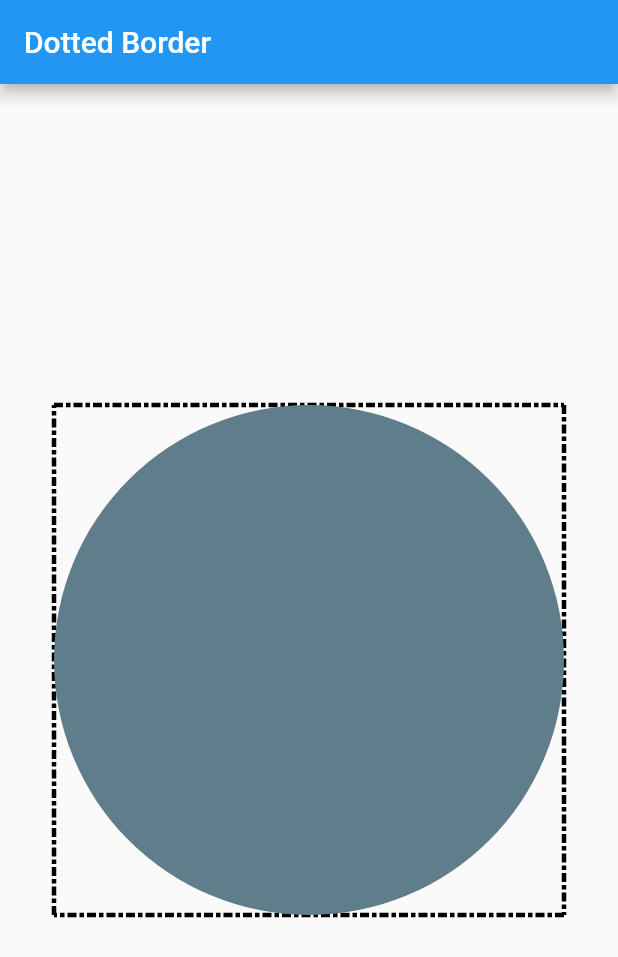
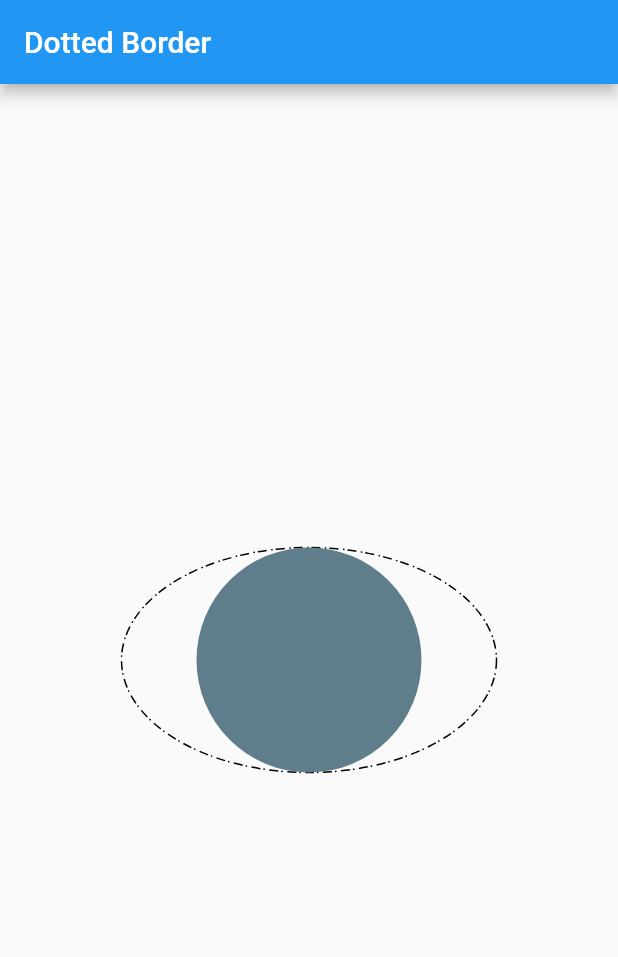
Before and after one commit to ajilo297/Flutter-Dotted-Border, a Flutter app: the screen it shows after launch, on a phone screen of 412 x 824 dp. Shown: the top 957 px of the screen. Run offline on Flutter 3.47's test engine with Material 2 defaults, Android fonts, the phone set to English and light mode, and no system bars; our stand-ins replace path_drawing.

Commit message:
Added Rect, RRect, Oval and Circle paths

```diff
--- a/example/lib/main.dart
+++ b/example/lib/main.dart
@@ -16,9 +16,11 @@ class MyApp extends StatelessWidget {
           child: Container(
             child: DottedBorder(
               color: Colors.black,
-              gapSpacing: [6, 2, 3, 2],
-              strokeWidth: 3,
-              padding: EdgeInsets.all(0),
+              dashPattern: [6, 3, 1, 2],
+              strokeWidth: 1,
+              borderType: BorderType.Oval,
+              radius: Radius.circular(40),
+              padding: EdgeInsets.all(8),
               child: AnimatedContainer(
                 duration: Duration(milliseconds: 400),
                 curve: Curves.easeInOut,
@@ -26,8 +28,8 @@ class MyApp extends StatelessWidget {
                   shape: CircleBorder(),
                   color: Colors.blueGrey,
                 ),
-                height: 340,
-                width: 340,
+                height: 150,
+                width: 250,
               ),
             ),
           ),
--- /dev/null
+++ b/lib/dash_painter.dart
@@ -0,0 +1,114 @@
+part of 'dotted_border.dart';
+
+class _DashPainter extends CustomPainter {
+  final double strokeWidth;
+  final List<double> dashPattern;
+  final Color color;
+  final BorderType borderType;
+  final Radius radius;
+
+  _DashPainter({
+    this.strokeWidth = 2,
+    this.dashPattern = const <double>[3, 1],
+    this.color = Colors.black,
+    this.borderType = BorderType.Rect,
+    this.radius = const Radius.circular(0),
+  });
+
+  @override
+  void paint(Canvas canvas, Size size) {
+    Paint paint = Paint()
+      ..strokeWidth = strokeWidth
+      ..color = color
+      ..style = PaintingStyle.stroke;
+
+    Path _path = _getPath(size);
+    canvas.drawPath(_path, paint);
+  }
+
+  Path _getPath(Size size) {
+    Path path;
+    switch (borderType) {
+      case BorderType.Circle:
+        path = _getCirclePath(size);
+        break;
+      case BorderType.RRect:
+        path = _getRRectPath(size, radius);
+        break;
+      case BorderType.Rect:
+        path = _getRectPath(size);
+        break;
+      case BorderType.Oval:
+        path = _getOvalPath(size);
+        break;
+    }
+
+    return dashPath(path, dashArray: CircularIntervalList(dashPattern));
+  }
+
+  Path _getCirclePath(Size size) {
+    double w = size.width;
+    double h = size.height;
+    double s = size.shortestSide;
+
+    return Path()
+      ..addRRect(
+        RRect.fromRectAndRadius(
+          Rect.fromLTWH(
+            w > s ? (w - s) / 2 : 0,
+            h > s ? (h - s / 2) : 0,
+            s,
+            s,
+          ),
+          Radius.circular(s / 2),
+        ),
+      );
+  }
+
+  Path _getRRectPath(Size size, Radius radius) {
+    return Path()
+      ..addRRect(
+        RRect.fromRectAndRadius(
+          Rect.fromLTWH(
+            0,
+            0,
+            size.width,
+            size.height,
+          ),
+          radius,
+        ),
+      );
+  }
+
+  Path _getRectPath(Size size) {
+    return Path()
+      ..addRect(
+        Rect.fromLTWH(
+          0,
+          0,
+          size.width,
+          size.height,
+        ),
+      );
+  }
+
+  Path _getOvalPath(Size size) {
+    return Path()
+      ..addOval(
+        Rect.fromLTWH(
+          0,
+          0,
+          size.width,
+          size.height,
+        ),
+      );
+  }
+
+  @override
+  bool shouldRepaint(_DashPainter oldDelegate) {
+    return oldDelegate.strokeWidth != this.strokeWidth ||
+        oldDelegate.color != this.color ||
+        oldDelegate.dashPattern != this.dashPattern ||
+        oldDelegate.borderType != this.borderType;
+  }
+}
--- a/lib/dotted_border.dart
+++ b/lib/dotted_border.dart
@@ -3,120 +3,48 @@ library dotted_border;
 import 'package:flutter/material.dart';
 import 'package:path_drawing/path_drawing.dart';
 
-import 'dart:math' as math;
+part 'dash_painter.dart';
 
 class DottedBorder extends StatelessWidget {
-  final Color color;
-  final double strokeWidth;
-  final List<double> gapSpacing;
   final Widget child;
   final EdgeInsets padding;
+  final double strokeWidth;
+  final Color color;
+  final List<double> dashPattern;
+  final BorderType borderType;
+  final Radius radius;
 
   DottedBorder({
-    this.color = Colors.black,
-    this.strokeWidth = 1.0,
-    this.gapSpacing = const [4, 2, 2, 2],
-    this.padding = const EdgeInsets.all(8.0),
     @required this.child,
+    this.color,
+    this.strokeWidth = 1,
+    this.borderType = BorderType.Rect,
+    this.dashPattern = const <double>[3, 1],
+    this.padding = const EdgeInsets.all(2),
+    this.radius = const Radius.circular(0),
   }) {
     assert(child != null);
   }
 
   @override
   Widget build(BuildContext context) {
-    return Container(
-      child: Padding(
-        padding: EdgeInsets.all(strokeWidth / 2),
-        child: Stack(
+    return Stack(
       children: <Widget>[
         Positioned.fill(
           child: CustomPaint(
-                painter: _DashRectPainter(
+            painter: _DashPainter(
+              strokeWidth: strokeWidth,
+              radius: radius,
               color: color,
-                  strokeWidth: strokeWidth,
-                  gapSpacing: gapSpacing,
+              borderType: borderType,
+              dashPattern: dashPattern,
             ),
           ),
         ),
-            Padding(
-              padding: padding,
-              child: child,
-            ),
+        child,
       ],
-        ),
-      ),
     );
   }
 }
 
-class _DashRectPainter extends CustomPainter {
-  double strokeWidth;
-  List<double> gapSpacing;
-  Color color;
-
-  _DashRectPainter({
-    this.strokeWidth = 3.0,
-    this.gapSpacing,
-    this.color = Colors.black,
-  });
-
-  @override
-  void paint(Canvas canvas, Size size) {
-    Paint paint = Paint()
-      ..color = color
-      ..strokeWidth = strokeWidth
-      ..style = PaintingStyle.stroke;
-
-    double x = size.width;
-    double y = size.height;
-
-    Path topPath = getPath(
-      a: math.Point(0, 0),
-      b: math.Point(x, 0),
-      gapSpacing: CircularIntervalList(gapSpacing),
-    );
-    Path rightPath = getPath(
-      a: math.Point(x, 0),
-      b: math.Point(x, y),
-      gapSpacing: CircularIntervalList(gapSpacing),
-    );
-    Path bottomPath = getPath(
-      a: math.Point(x, y),
-      b: math.Point(0, y),
-      gapSpacing: CircularIntervalList(gapSpacing),
-    );
-    Path leftPath = getPath(
-      a: math.Point(0, y),
-      b: math.Point(0, 0),
-      gapSpacing: CircularIntervalList(gapSpacing),
-    );
-
-    canvas.drawPath(topPath, paint);
-    canvas.drawPath(rightPath, paint);
-    canvas.drawPath(bottomPath, paint);
-    canvas.drawPath(leftPath, paint);
-  }
-
-  Path getPath({
-    @required math.Point<double> a,
-    @required math.Point<double> b,
-    CircularIntervalList<double> gapSpacing,
-  }) {
-    Path path = Path()
-      ..moveTo(a.x, a.y)
-      ..lineTo(b.x, b.y);
-
-    return getDashedPath(path, gapSpacing);
-  }
-
-  Path getDashedPath(Path source, CircularIntervalList<double> gapSpacing) {
-    return dashPath(source, dashArray: gapSpacing);
-  }
-
-  @override
-  bool shouldRepaint(_DashRectPainter oldDelegate) {
-    return oldDelegate.strokeWidth != this.strokeWidth ||
-        oldDelegate.color != this.color ||
-        oldDelegate.gapSpacing != this.gapSpacing;
-  }
-}
+enum BorderType { Circle, RRect, Rect, Oval }
--- a/pubspec.yaml
+++ b/pubspec.yaml
@@ -5,7 +5,7 @@ author: Ajil Oommen <ajilo297@gmail.com>
 homepage: https://github.com/ajilo297/flutter_dotted_border
 
 environment:
-  sdk: ">=2.1.0 <3.0.0"
+  sdk: ">=2.2.2 <3.0.0"
 
 dependencies:
   flutter:
```
Also changed, not shown: example/pubspec.lock, pubspec.lock. Lines whose indentation alone changed are shown as unchanged.
